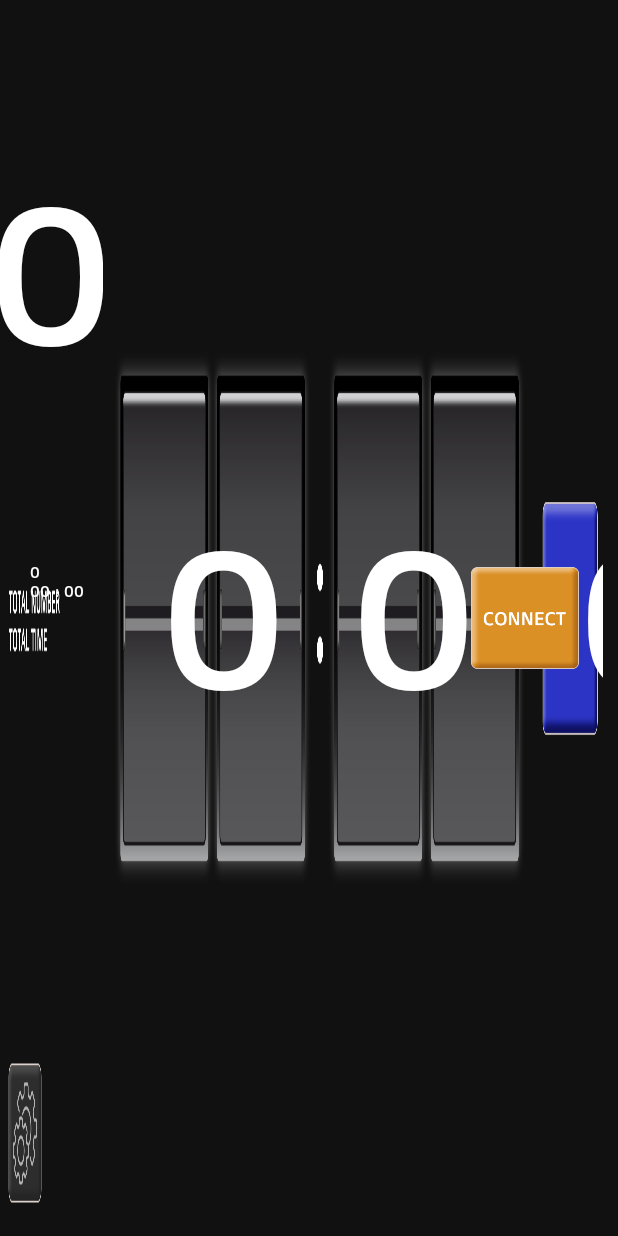
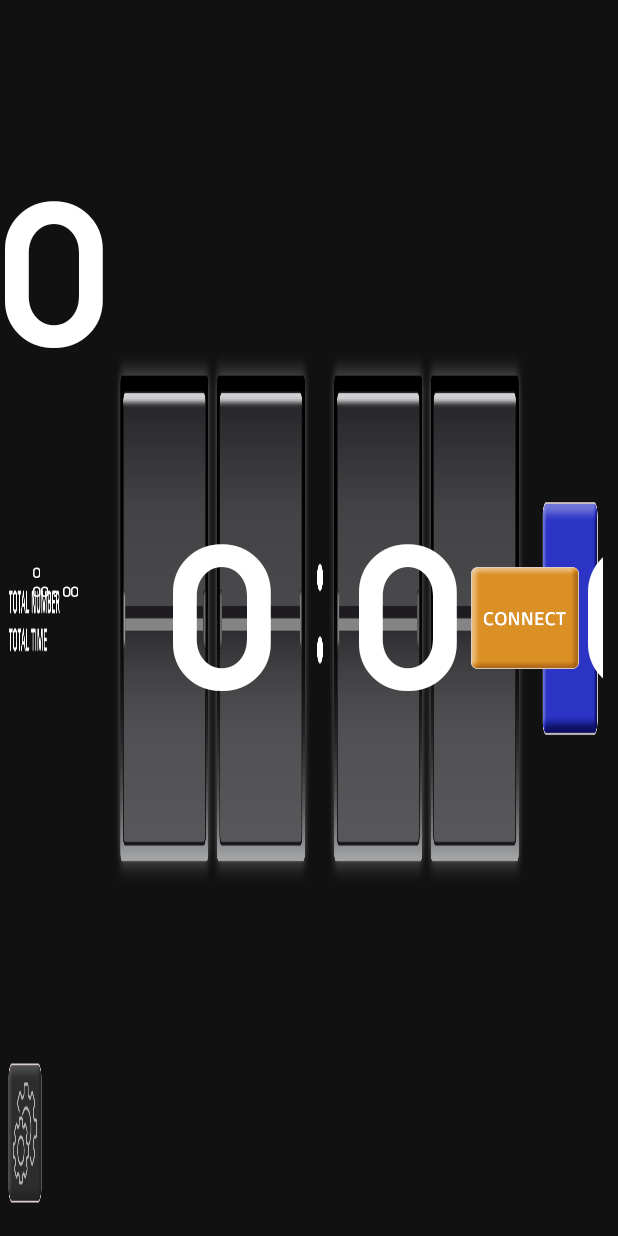
Before and after one commit to ldj526/BilliardClient, an Android app: the layout activity_main.xml on its own in the app's theme, with its tools: preview values and no code run, on a phone screen of 412 x 824 dp. Run offline under Robolectric (Android 15) with nearby library versions, the phone set to English and light mode, and no system bars; plain views replace PreviewView.

Commit message:
refactor: font 수정
font로 인해 타이머의 숫자의 형태에 변화가 생겨서 형태 변화가 없는 font로 바꿈

```diff
--- a/app/src/main/res/font/font.xml
+++ /dev/null
@@ -1,9 +0,0 @@
-<?xml version="1.0" encoding="utf-8"?>
-<font-family xmlns:android="http://schemas.android.com/apk/res/android">
-
-    <font
-        android:font="@font/sevensegment"
-        android:fontStyle="normal"
-        android:fontWeight="400" />
-
-</font-family>
--- a/app/src/main/res/layout/activity_main.xml
+++ b/app/src/main/res/layout/activity_main.xml
@@ -35,7 +35,7 @@
                 android:autoSizeMinTextSize="80sp"
                 android:autoSizeStepGranularity="2sp"
                 android:autoSizeTextType="uniform"
-                android:fontFamily="@font/mentone_semibol"
+                android:fontFamily="@font/bauhausmedium"
                 android:gravity="center"
                 android:maxLines="1"
                 android:text="0"
@@ -70,7 +70,7 @@
                 android:id="@+id/totalHourTimeTv"
                 android:layout_width="wrap_content"
                 android:layout_height="wrap_content"
-                android:fontFamily="@font/mentone_semibol"
+                android:fontFamily="@font/bauhausmedium"
                 android:text="00"
                 android:textColor="#FFFFFF"
                 android:textSize="10sp"
@@ -83,7 +83,7 @@
                 android:layout_width="wrap_content"
                 android:layout_height="wrap_content"
                 android:layout_marginStart="3dp"
-                android:fontFamily="@font/mentone_semibol"
+                android:fontFamily="@font/bauhausmedium"
                 android:text=":"
                 android:textColor="#FFFFFF"
                 android:textSize="10sp"
@@ -96,7 +96,7 @@
                 android:layout_width="wrap_content"
                 android:layout_height="wrap_content"
                 android:layout_marginStart="3dp"
-                android:fontFamily="@font/mentone_semibol"
+                android:fontFamily="@font/bauhausmedium"
                 android:text="00"
                 android:textColor="#FFFFFF"
                 android:textSize="10sp"
@@ -123,7 +123,7 @@
                 android:layout_height="wrap_content"
                 android:layout_marginTop="9dp"
                 android:layout_marginEnd="42dp"
-                android:fontFamily="@font/mentone_semibol"
+                android:fontFamily="@font/bauhausmedium"
                 android:text="0"
                 android:textColor="#FFFFFF"
                 android:textSize="10sp"
@@ -160,14 +160,14 @@
 
             <TextView
                 android:id="@+id/hourTensText"
-                android:layout_width="85dp"
+                android:layout_width="wrap_content"
                 android:layout_height="wrap_content"
-                android:layout_marginStart="28dp"
+                android:layout_marginStart="32dp"
                 android:autoSizeMaxTextSize="250sp"
                 android:autoSizeMinTextSize="100sp"
                 android:autoSizeStepGranularity="2sp"
                 android:autoSizeTextType="uniform"
-                android:fontFamily="@font/mentone_semibol"
+                android:fontFamily="@font/bauhausmedium"
                 android:freezesText="false"
                 android:text="0"
                 android:textAppearance="@style/TextAppearance.AppCompat.Large"
@@ -180,14 +180,14 @@
 
             <TextView
                 android:id="@+id/hourUnitsText"
-                android:layout_width="85dp"
+                android:layout_width="wrap_content"
                 android:layout_height="wrap_content"
-                android:layout_marginStart="41dp"
+                android:layout_marginStart="53dp"
                 android:autoSizeMaxTextSize="250sp"
                 android:autoSizeMinTextSize="100sp"
                 android:autoSizeStepGranularity="2sp"
                 android:autoSizeTextType="uniform"
-                android:fontFamily="@font/mentone_semibol"
+                android:fontFamily="@font/bauhausmedium"
                 android:freezesText="false"
                 android:text="0"
                 android:textAppearance="@style/TextAppearance.AppCompat.Large"
@@ -215,14 +215,14 @@
 
             <TextView
                 android:id="@+id/minuteTensText"
-                android:layout_width="85dp"
+                android:layout_width="wrap_content"
                 android:layout_height="wrap_content"
-                android:layout_marginStart="66dp"
+                android:layout_marginStart="82dp"
                 android:autoSizeMaxTextSize="250sp"
                 android:autoSizeMinTextSize="100sp"
                 android:autoSizeStepGranularity="2sp"
                 android:autoSizeTextType="uniform"
-                android:fontFamily="@font/mentone_semibol"
+                android:fontFamily="@font/bauhausmedium"
                 android:freezesText="false"
                 android:text="0"
                 android:textAppearance="@style/TextAppearance.AppCompat.Large"
@@ -235,14 +235,14 @@
 
             <TextView
                 android:id="@+id/minuteUnitsText"
-                android:layout_width="85dp"
+                android:layout_width="wrap_content"
                 android:layout_height="wrap_content"
-                android:layout_marginStart="41dp"
+                android:layout_marginStart="53dp"
                 android:autoSizeMaxTextSize="250sp"
                 android:autoSizeMinTextSize="100sp"
                 android:autoSizeStepGranularity="2sp"
                 android:autoSizeTextType="uniform"
-                android:fontFamily="@font/mentone_semibol"
+                android:fontFamily="@font/bauhausmedium"
                 android:freezesText="false"
                 android:text="0"
                 android:textAppearance="@style/TextAppearance.AppCompat.Large"
```
Also changed, not shown: app/src/main/res/font/bauhausmedium.ttf (added).
